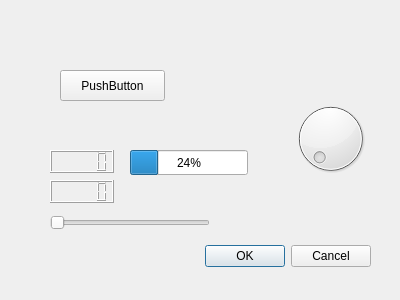
Qt form GUI/Gui_1.ui (jangwonkwon/JeonDRONE) before a commit.
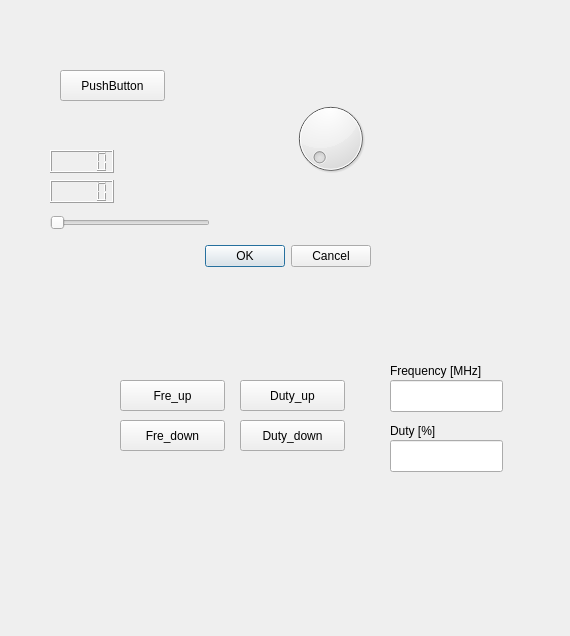
The same form after that commit.

Commit message: GUI drone offline test

```diff
--- a/GUI/Gui_1.ui
+++ b/GUI/Gui_1.ui
@@ -6,8 +6,8 @@
    <rect>
     <x>0</x>
     <y>0</y>
-    <width>400</width>
-    <height>300</height>
+    <width>570</width>
+    <height>636</height>
    </rect>
   </property>
   <property name="windowTitle">
@@ -62,19 +62,6 @@
     </rect>
    </property>
   </widget>
-  <widget class="QProgressBar" name="progressBar">
-   <property name="geometry">
-    <rect>
-     <x>130</x>
-     <y>150</y>
-     <width>118</width>
-     <height>25</height>
-    </rect>
-   </property>
-   <property name="value">
-    <number>24</number>
-   </property>
-  </widget>
   <widget class="QSlider" name="horizontalSlider_j">
    <property name="geometry">
     <rect>
@@ -101,7 +88,105 @@
     </rect>
    </property>
   </widget>
-  <zorder>buttonBox</zorder>
+  <widget class="QPushButton" name="Duty_high">
+   <property name="geometry">
+    <rect>
+     <x>240</x>
+     <y>380</y>
+     <width>105</width>
+     <height>31</height>
+    </rect>
+   </property>
+   <property name="text">
+    <string>Duty_up</string>
+   </property>
+  </widget>
+  <widget class="QPushButton" name="Fre_high">
+   <property name="geometry">
+    <rect>
+     <x>120</x>
+     <y>380</y>
+     <width>105</width>
+     <height>31</height>
+    </rect>
+   </property>
+   <property name="text">
+    <string>Fre_up</string>
+   </property>
+  </widget>
+  <widget class="QPushButton" name="Fre_low">
+   <property name="geometry">
+    <rect>
+     <x>120</x>
+     <y>420</y>
+     <width>105</width>
+     <height>31</height>
+    </rect>
+   </property>
+   <property name="text">
+    <string>Fre_down</string>
+   </property>
+  </widget>
+  <widget class="QPushButton" name="Duty_low">
+   <property name="geometry">
+    <rect>
+     <x>240</x>
+     <y>420</y>
+     <width>105</width>
+     <height>31</height>
+    </rect>
+   </property>
+   <property name="text">
+    <string>Duty_down</string>
+   </property>
+  </widget>
+  <widget class="QLineEdit" name="Frequency_text">
+   <property name="geometry">
+    <rect>
+     <x>390</x>
+     <y>380</y>
+     <width>113</width>
+     <height>32</height>
+    </rect>
+   </property>
+  </widget>
+  <widget class="QLineEdit" name="Duty_text">
+   <property name="geometry">
+    <rect>
+     <x>390</x>
+     <y>440</y>
+     <width>113</width>
+     <height>32</height>
+    </rect>
+   </property>
+  </widget>
+  <widget class="QLabel" name="Fre_label">
+   <property name="geometry">
+    <rect>
+     <x>390</x>
+     <y>360</y>
+     <width>131</width>
+     <height>22</height>
+    </rect>
+   </property>
+   <property name="text">
+    <string>Frequency [MHz]</string>
+   </property>
+  </widget>
+  <widget class="QLabel" name="Duty_label">
+   <property name="geometry">
+    <rect>
+     <x>390</x>
+     <y>420</y>
+     <width>68</width>
+     <height>22</height>
+    </rect>
+   </property>
+   <property name="text">
+    <string>Duty [%]</string>
+   </property>
+  </widget>
+  <zorder>buttonBox_Cancel_OK</zorder>
   <zorder>pushButton</zorder>
   <zorder>lcdNumber</zorder>
   <zorder>lcdNumber_2</zorder>
```
Left out of the diff: 27 changed lines with no effect on the pictures. The commit also changes 6 other files.
